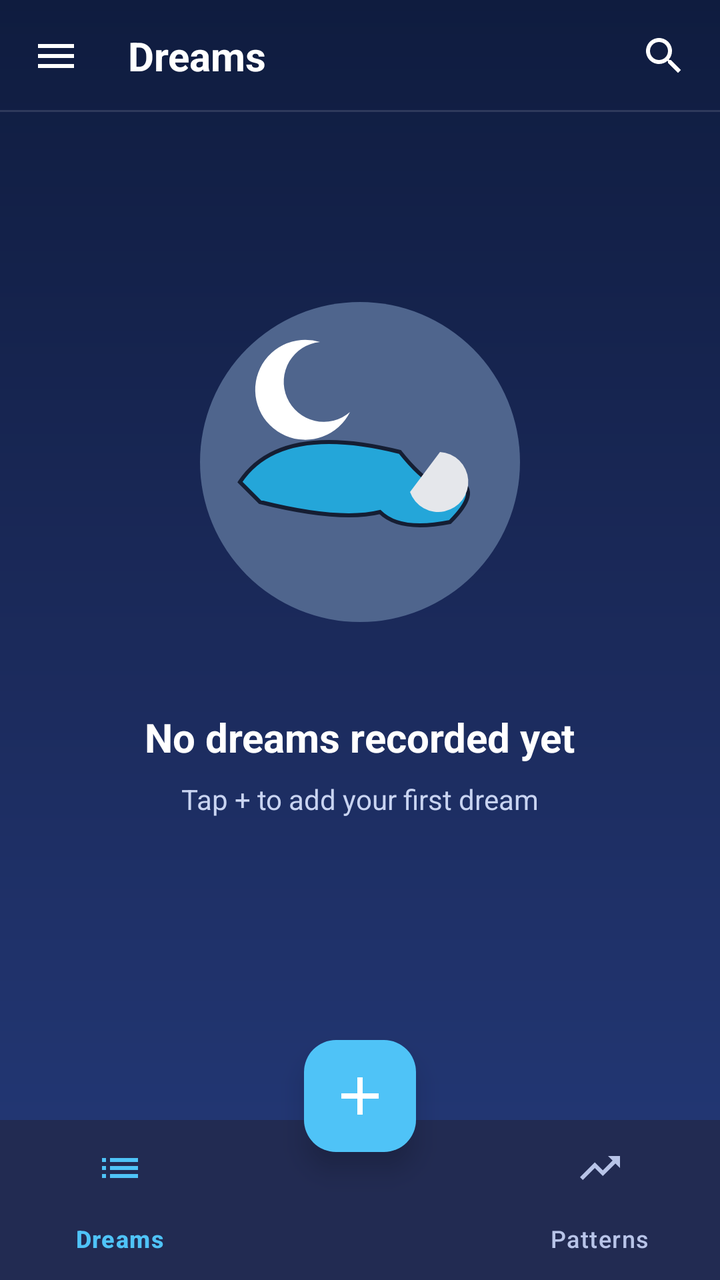
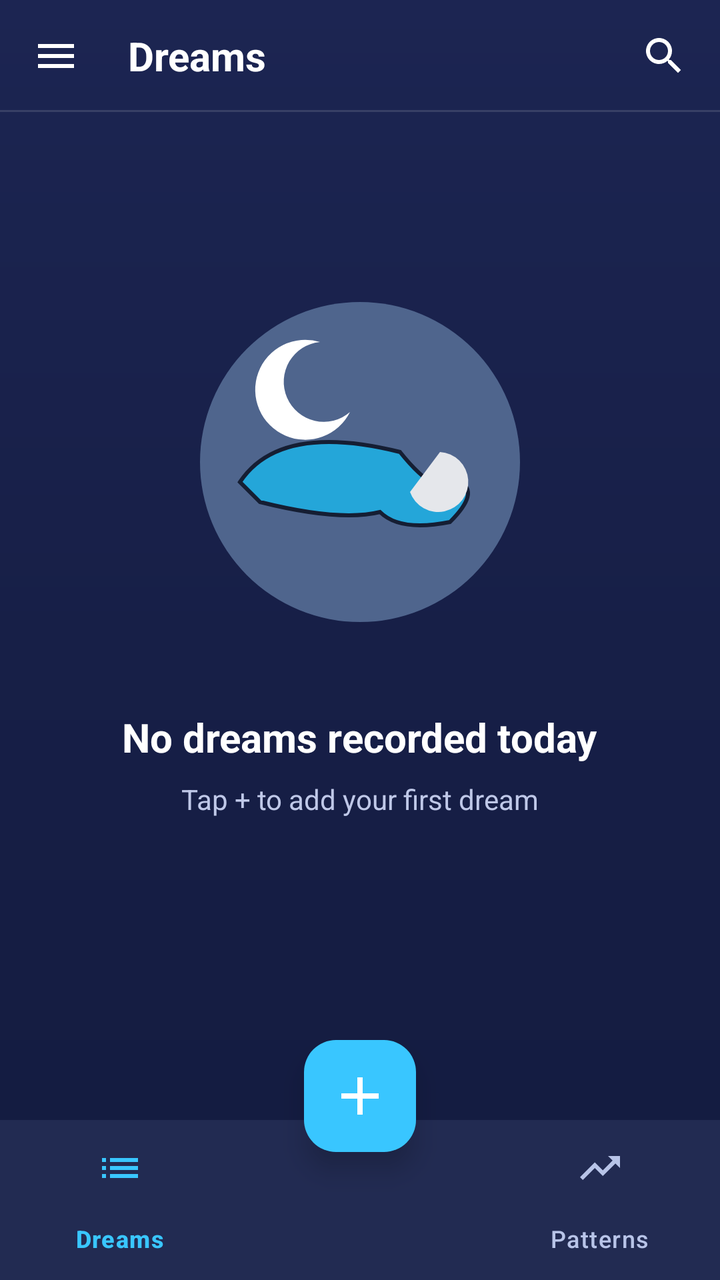

The first picture is an Android layout as it rendered before a commit; the second is the same layout after the commit. The layout source and the unified diff follow.
<!-- AndroidManifest.xml: application theme Theme.LucidDreams -->
<!-- res/layout/activity_main.xml -->
<?xml version="1.0" encoding="utf-8"?>
<androidx.coordinatorlayout.widget.CoordinatorLayout xmlns:android="http://schemas.android.com/apk/res/android"
    xmlns:app="http://schemas.android.com/apk/res-auto"
    xmlns:tools="http://schemas.android.com/tools"
    android:layout_width="match_parent"
    android:layout_height="match_parent"
    android:background="@drawable/bg_main_gradient"
    android:fitsSystemWindows="true"
    tools:context=".MainActivity">

    <androidx.constraintlayout.widget.ConstraintLayout
        android:layout_width="match_parent"
        android:layout_height="match_parent">

        
        <FrameLayout
            android:id="@+id/topBar"
            android:layout_width="match_parent"
            android:layout_height="56dp"
            app:layout_constraintTop_toTopOf="parent">
            
            <ImageView
                android:layout_width="24dp"
                android:layout_height="24dp"
                android:src="@drawable/ic_menu"
                android:layout_gravity="center_vertical|start"
                android:layout_marginStart="16dp"
                android:contentDescription="Menu"/>
                
            <TextView
                android:layout_width="wrap_content"
                android:layout_height="wrap_content"
                android:text="Dreams"
                android:textColor="@color/white"
                android:textSize="20sp"
                android:textStyle="bold"
                android:layout_gravity="center_vertical"
                android:layout_marginStart="64dp"/>

            <ImageView
                android:layout_width="24dp"
                android:layout_height="24dp"
                android:src="@drawable/ic_search"
                android:layout_gravity="center_vertical|end"
                android:layout_marginEnd="16dp"
                android:contentDescription="Search"/>
                
            <View
                android:layout_width="match_parent"
                android:layout_height="1dp"
                android:layout_gravity="bottom"
                android:background="#20FFFFFF"/>
        </FrameLayout>

        
        <LinearLayout
            android:id="@+id/llEmptyState"
            android:layout_width="match_parent"
            android:layout_height="match_parent"
            android:orientation="vertical"
            android:gravity="center"
            android:visibility="visible"
            app:layout_constraintTop_toBottomOf="@id/topBar"
            app:layout_constraintBottom_toBottomOf="parent"
            app:layout_constraintStart_toStartOf="parent"
            app:layout_constraintEnd_toEndOf="parent"
            android:paddingBottom="100dp">

            <ImageView
                android:id="@+id/ivIllustration"
                android:layout_width="200dp"
                android:layout_height="200dp"
                android:src="@drawable/ic_illustration_bed"
                android:layout_marginBottom="24dp"/>

            <TextView
                android:layout_width="wrap_content"
                android:layout_height="wrap_content"
                android:text="No dreams recorded yet"
                android:textColor="@color/text_primary"
                android:textSize="20sp"
                android:textStyle="bold"
                android:layout_marginBottom="8dp"/>

            <TextView
                android:layout_width="wrap_content"
                android:layout_height="wrap_content"
                android:text="Tap + to add your first dream"
                android:textColor="@color/text_secondary"
                android:textSize="14sp"/>
        </LinearLayout>

        
        <androidx.recyclerview.widget.RecyclerView
            android:id="@+id/rvDreams"
            android:layout_width="match_parent"
            android:layout_height="0dp"
            android:clipToPadding="false"
            android:paddingTop="16dp"
            android:paddingBottom="100dp"
            android:visibility="gone"
            app:layout_constraintTop_toBottomOf="@id/topBar"
            app:layout_constraintBottom_toBottomOf="parent"
            tools:visibility="gone"
            tools:listitem="@layout/item_dream_card" />

    </androidx.constraintlayout.widget.ConstraintLayout>

    
    <com.google.android.material.bottomnavigation.BottomNavigationView
        android:id="@+id/bottomNav"
        android:layout_width="match_parent"
        android:layout_height="wrap_content"
        android:layout_gravity="bottom"
        android:background="#222B52"
        app:itemIconTint="@color/nav_item_color"
        app:itemTextColor="@color/nav_item_color"
        app:menu="@menu/bottom_nav_menu"
        app:labelVisibilityMode="labeled" />

    
    <com.google.android.material.floatingactionbutton.FloatingActionButton
        android:id="@+id/fabAdd"
        android:layout_width="wrap_content"
        android:layout_height="wrap_content"
        android:layout_gravity="bottom|center_horizontal"
        android:layout_marginBottom="64dp"
        app:backgroundTint="@color/glow_primary"
        app:tint="@color/white"
        app:elevation="8dp"
        android:src="@drawable/ic_add"
        app:maxImageSize="32dp"
        android:contentDescription="Add Dream" />

</androidx.coordinatorlayout.widget.CoordinatorLayout>
<!-- res/layout/item_dream_card.xml (included above) -->
<?xml version="1.0" encoding="utf-8"?>
<androidx.constraintlayout.widget.ConstraintLayout xmlns:android="http://schemas.android.com/apk/res/android"
    xmlns:app="http://schemas.android.com/apk/res-auto"
    xmlns:tools="http://schemas.android.com/tools"
    android:layout_width="match_parent"
    android:layout_height="wrap_content"
    android:paddingStart="16dp"
    android:paddingEnd="16dp"
    android:paddingBottom="12dp">

    
    <TextView
        android:id="@+id/tvMonthHeader"
        android:layout_width="wrap_content"
        android:layout_height="wrap_content"
        android:text="April"
        android:textColor="@color/text_secondary"
        android:textSize="18sp"
        android:textStyle="bold"
        app:layout_constraintTop_toTopOf="parent"
        app:layout_constraintStart_toStartOf="parent"
        android:layout_marginBottom="16dp"
        app:layout_constraintBottom_toTopOf="@+id/tvDayOfWeek"
        tools:visibility="visible"/>

    
    <TextView
        android:id="@+id/tvDayOfWeek"
        android:layout_width="48dp"
        android:layout_height="wrap_content"
        android:text="Sat"
        android:textColor="@color/text_nav"
        android:textSize="14sp"
        android:gravity="center_horizontal"
        app:layout_constraintTop_toBottomOf="@id/tvMonthHeader"
        app:layout_constraintStart_toStartOf="parent" />

    
    <TextView
        android:id="@+id/tvDayNumber"
        android:layout_width="48dp"
        android:layout_height="wrap_content"
        android:text="18"
        android:textColor="@color/text_nav"
        android:textSize="26sp"
        android:gravity="center_horizontal"
        app:layout_constraintTop_toBottomOf="@id/tvDayOfWeek"
        app:layout_constraintStart_toStartOf="parent" />

    
    <LinearLayout
        android:id="@+id/cardContainer"
        android:layout_width="0dp"
        android:layout_height="wrap_content"
        android:background="@drawable/bg_card"
        android:orientation="vertical"
        android:padding="16dp"
        android:elevation="4dp"
        android:layout_marginStart="8dp"
        app:layout_constraintTop_toTopOf="@id/tvDayOfWeek"
        app:layout_constraintStart_toEndOf="@id/tvDayOfWeek"
        app:layout_constraintEnd_toEndOf="parent">

        
        <TextView
            android:id="@+id/tvCardDate"
            android:layout_width="wrap_content"
            android:layout_height="wrap_content"
            android:text="17/04/2026"
            android:textColor="@color/text_primary"
            android:textStyle="bold"
            android:textSize="14sp"
            android:layout_marginBottom="8dp"/>

        
        <TextView
            android:id="@+id/tvDescription"
            android:layout_width="match_parent"
            android:layout_height="wrap_content"
            android:text="I felt scared and sweaty, it is the second time I’m seeing this dream."
            android:textColor="@color/text_secondary"
            android:textSize="14sp"
            android:lineSpacingMultiplier="1.3"
            android:layout_marginBottom="12dp"/>

        
        <LinearLayout
            android:id="@+id/llTags"
            android:layout_width="match_parent"
            android:layout_height="wrap_content"
            android:orientation="horizontal">

            <TextView
                android:layout_width="wrap_content"
                android:layout_height="wrap_content"
                android:background="@drawable/bg_tag"
                android:text="frightened"
                android:textColor="@color/text_tag"
                android:textSize="12sp"
                android:paddingStart="10dp"
                android:paddingEnd="10dp"
                android:paddingTop="4dp"
                android:paddingBottom="4dp"
                android:layout_marginEnd="6dp" />

            <TextView
                android:layout_width="wrap_content"
                android:layout_height="wrap_content"
                android:background="@drawable/bg_tag"
                android:text="sweaty"
                android:textColor="@color/text_tag"
                android:textSize="12sp"
                android:paddingStart="10dp"
                android:paddingEnd="10dp"
                android:paddingTop="4dp"
                android:paddingBottom="4dp"
                android:layout_marginEnd="6dp" />

            <TextView
                android:layout_width="wrap_content"
                android:layout_height="wrap_content"
                android:background="@drawable/bg_tag"
                android:text="scared"
                android:textColor="@color/text_tag"
                android:textSize="12sp"
                android:paddingStart="10dp"
                android:paddingEnd="10dp"
                android:paddingTop="4dp"
                android:paddingBottom="4dp" />

        </LinearLayout>
    </LinearLayout>

</androidx.constraintlayout.widget.ConstraintLayout>
<!-- resources referenced by this layout -->
<resources>
  <color name="glow_primary">#4FC3F7</color>
  <color name="text_nav">#B8C4E8</color>
  <color name="text_primary">#FFFFFF</color>
  <color name="text_secondary">#C9D4F1</color>
  <color name="text_tag">#D6E2FF</color>
  <color name="white">#FFFFFFFF</color>
  <!-- drawable bg_card (drawable) -->
  <?xml version="1.0" encoding="utf-8"?>
  <shape xmlns:android="http://schemas.android.com/apk/res/android"
      android:shape="rectangle">
      <solid android:color="@color/card_bg" />
      <corners android:radius="16dp" />
      <stroke
          android:width="1dp"
          android:color="#10FFFFFF"/>
  </shape>
  <!-- drawable bg_main_gradient (drawable) -->
  <?xml version="1.0" encoding="utf-8"?>
  <shape xmlns:android="http://schemas.android.com/apk/res/android"
      android:shape="rectangle">
      <gradient
          android:angle="270"
          android:startColor="@color/gradient_top"
          android:centerColor="@color/gradient_mid"
          android:endColor="@color/gradient_bottom"
          android:type="linear" />
  </shape>
  <!-- drawable bg_tag (drawable) -->
  <?xml version="1.0" encoding="utf-8"?>
  <shape xmlns:android="http://schemas.android.com/apk/res/android"
      android:shape="rectangle">
      <solid android:color="@color/tag_bg" />
      <corners android:radius="8dp" />
  </shape>
  <!-- drawable ic_add (drawable) -->
  <vector xmlns:android="http://schemas.android.com/apk/res/android"
      android:width="24dp"
      android:height="24dp"
      android:viewportWidth="24"
      android:viewportHeight="24"
      android:tint="#FFFFFF">
    <path
        android:fillColor="@android:color/white"
        android:pathData="M19,13h-6v6h-2v-6H5v-2h6V5h2v6h6v2z"/>
  </vector>
  <!-- drawable ic_menu (drawable) -->
  <vector xmlns:android="http://schemas.android.com/apk/res/android"
      android:width="24dp"
      android:height="24dp"
      android:viewportWidth="24"
      android:viewportHeight="24"
      android:tint="#FFFFFF">
    <path
        android:fillColor="@android:color/white"
        android:pathData="M3,18h18v-2H3v2zm0,-5h18v-2H3v2zm0,-7v2h18V6H3z"/>
  </vector>
  <!-- drawable ic_search (drawable) -->
  <vector xmlns:android="http://schemas.android.com/apk/res/android"
      android:width="24dp"
      android:height="24dp"
      android:viewportWidth="24"
      android:viewportHeight="24">
    <path
        android:fillColor="@android:color/white"
        android:pathData="M15.5,14h-0.79l-0.28,-0.27C15.41,12.59 16,11.11 16,9.5 16,5.91 13.09,3 9.5,3S3,5.91 3,9.5 5.91,16 9.5,16c1.61,0 3.09,-0.59 4.23,-1.57l0.27,0.28v0.79l5,4.99L20.49,19l-4.99,-5zm-6,0C7.01,14 5,11.99 5,9.5S7.01,5 9.5,5 14,7.01 14,9.5 11.99,14 9.5,14z"/>
  </vector>
  <style name="Theme.LucidDreams" parent="Base.Theme.LucidDreams" />
  <color name="card_bg">#1E2F5C</color>
  <color name="gradient_top">#0F1C3F</color>
  <color name="gradient_mid">#1B2A5B</color>
  <color name="gradient_bottom">#243A7A</color>
  <color name="tag_bg">#2B417F</color>
  <style name="Base.Theme.LucidDreams" parent="Theme.Material3.DayNight.NoActionBar">
          
          
      </style>
  <!-- unchanged entries left out for length: 1 -->
</resources>

<!-- the commit's change to res/layout/activity_main.xml (unified diff, before → after) -->
@@ -74,9 +74,10 @@
                 android:layout_marginBottom="24dp"/>
 
             <TextView
-                android:layout_width="wrap_content"
-                android:layout_height="wrap_content"
-                android:text="No dreams recorded yet"
+                android:id="@+id/tvEmptyStatus"
+                android:layout_width="wrap_content"
+                android:layout_height="wrap_content"
+                android:text="No dreams recorded today"
                 android:textColor="@color/text_primary"
                 android:textSize="20sp"
                 android:textStyle="bold"
@@ -145,45 +146,6 @@
     android:paddingBottom="12dp">
 
     
-    <TextView
-        android:id="@+id/tvMonthHeader"
-        android:layout_width="wrap_content"
-        android:layout_height="wrap_content"
-        android:text="April"
-        android:textColor="@color/text_secondary"
-        android:textSize="18sp"
-        android:textStyle="bold"
-        app:layout_constraintTop_toTopOf="parent"
-        app:layout_constraintStart_toStartOf="parent"
-        android:layout_marginBottom="16dp"
-        app:layout_constraintBottom_toTopOf="@+id/tvDayOfWeek"
-        tools:visibility="visible"/>
-
-    
-    <TextView
-        android:id="@+id/tvDayOfWeek"
-        android:layout_width="48dp"
-        android:layout_height="wrap_content"
-        android:text="Sat"
-        android:textColor="@color/text_nav"
-        android:textSize="14sp"
-        android:gravity="center_horizontal"
-        app:layout_constraintTop_toBottomOf="@id/tvMonthHeader"
-        app:layout_constraintStart_toStartOf="parent" />
-
-    
-    <TextView
-        android:id="@+id/tvDayNumber"
-        android:layout_width="48dp"
-        android:layout_height="wrap_content"
-        android:text="18"
-        android:textColor="@color/text_nav"
-        android:textSize="26sp"
-        android:gravity="center_horizontal"
-        app:layout_constraintTop_toBottomOf="@id/tvDayOfWeek"
-        app:layout_constraintStart_toStartOf="parent" />
-
-    
     <LinearLayout
         android:id="@+id/cardContainer"
         android:layout_width="0dp"
@@ -192,77 +154,96 @@
         android:orientation="vertical"
         android:padding="16dp"
         android:elevation="4dp"
-        android:layout_marginStart="8dp"
-        app:layout_constraintTop_toTopOf="@id/tvDayOfWeek"
-        app:layout_constraintStart_toEndOf="@id/tvDayOfWeek"
+        app:layout_constraintTop_toTopOf="parent"
+        app:layout_constraintStart_toStartOf="parent"
         app:layout_constraintEnd_toEndOf="parent">
 
-        
-        <TextView
-            android:id="@+id/tvCardDate"
-            android:layout_width="wrap_content"
+        <RelativeLayout
+            android:layout_width="match_parent"
             android:layout_height="wrap_content"
-            android:text="17/04/2026"
-            android:textColor="@color/text_primary"
-            android:textStyle="bold"
-            android:textSize="14sp"
-            android:layout_marginBottom="8dp"/>
+            android:layout_marginBottom="8dp">
+
+            
+            <TextView
+                android:id="@+id/tvCardDate"
+                android:layout_width="wrap_content"
+                android:layout_height="wrap_content"
+                android:text="7:12 AM"
+                android:textColor="@color/text_primary"
+                android:textStyle="bold"
+                android:textSize="14sp"
+                android:layout_alignParentStart="true"
+                android:layout_centerVertical="true"/>
+
+            
+            <TextView
+                android:id="@+id/tvNightmareBadge"
+                android:layout_width="wrap_content"
+                android:layout_height="wrap_content"
+                android:text="Nightmare"
+                android:textSize="12sp"
+                android:textColor="@color/white"
+                android:background="@drawable/bg_tag"
+                android:backgroundTint="@color/accent_purple"
+                android:paddingStart="6dp"
+                android:paddingEnd="6dp"
+                android:paddingTop="2dp"
+                android:paddingBottom="2dp"
+                android:layout_alignParentEnd="true"
+                android:layout_centerVertical="true"
+                android:visibility="gone"
+                tools:visibility="visible"/>
+        </RelativeLayout>
 
         
         <TextView
             android:id="@+id/tvDescription"
             android:layout_width="match_parent"
             android:layout_height="wrap_content"
-            android:text="I felt scared and sweaty, it is the second time I’m seeing this dream."
+            android:text="I was flying above a glowing ocean..."
             android:textColor="@color/text_secondary"
             android:textSize="14sp"
             android:lineSpacingMultiplier="1.3"
+            android:maxLines="2"
+            android:ellipsize="end"
             android:layout_marginBottom="12dp"/>
 
         
         <LinearLayout
-            android:id="@+id/llTags"
             android:layout_width="match_parent"
             android:layout_height="wrap_content"
-            android:orientation="horizontal">
-
-            <TextView
-                android:layout_width="wrap_content"
-                android:layout_height="wrap_content"
-                android:background="@drawable/bg_tag"
-                android:text="frightened"
-                android:textColor="@color/text_tag"
-                android:textSize="12sp"
-                android:paddingStart="10dp"
-                android:paddingEnd="10dp"
-                android:paddingTop="4dp"
-                android:paddingBottom="4dp"
-                android:layout_marginEnd="6dp" />
-
-            <TextView
-                android:layout_width="wrap_content"
-                android:layout_height="wrap_content"
-                android:background="@drawable/bg_tag"
-                android:text="sweaty"
-                android:textColor="@color/text_tag"
-                android:textSize="12sp"
-                android:paddingStart="10dp"
-                android:paddingEnd="10dp"
-                android:paddingTop="4dp"
-                android:paddingBottom="4dp"
-                android:layout_marginEnd="6dp" />
-
-            <TextView
-                android:layout_width="wrap_content"
-                android:layout_height="wrap_content"
-                android:background="@drawable/bg_tag"
-                android:text="scared"
-                android:textColor="@color/text_tag"
-                android:textSize="12sp"
-                android:paddingStart="10dp"
-                android:paddingEnd="10dp"
-                android:paddingTop="4dp"
-                android:paddingBottom="4dp" />
+            android:orientation="horizontal"
+            android:gravity="center_vertical">
+
+            
+            <TextView
+                android:id="@+id/tvMoodIcon"
+                android:layout_width="wrap_content"
+                android:layout_height="wrap_content"
+                android:text="🙂"
+                android:textSize="16sp"
+                android:layout_marginEnd="8dp"/>
+
+            
+            <LinearLayout
+                android:id="@+id/llTags"
+                android:layout_width="match_parent"
+                android:layout_height="wrap_content"
+                android:orientation="horizontal">
+                
+                <TextView
+                    android:layout_width="wrap_content"
+                    android:layout_height="wrap_content"
+                    android:background="@drawable/bg_tag"
+                    android:text="lucid"
+                    android:textColor="@color/text_tag"
+                    android:textSize="12sp"
+                    android:paddingStart="10dp"
+                    android:paddingEnd="10dp"
+                    android:paddingTop="4dp"
+                    android:paddingBottom="4dp"
+                    android:layout_marginEnd="6dp" />
+            </LinearLayout>
 
         </LinearLayout>
     </LinearLayout>
<!-- resource entries referenced after the edit -->
@@ -1,9 +1,9 @@
 <!-- resources referenced by this layout -->
 <resources>
-  <color name="glow_primary">#4FC3F7</color>
-  <color name="text_nav">#B8C4E8</color>
+  <color name="accent_purple">#8B5CFF</color>
+  <color name="glow_primary">#39C6FF</color>
   <color name="text_primary">#FFFFFF</color>
-  <color name="text_secondary">#C9D4F1</color>
+  <color name="text_secondary">#BFC8E8</color>
   <color name="text_tag">#D6E2FF</color>
   <color name="white">#FFFFFFFF</color>
   <!-- drawable bg_card (drawable) -->
@@ -67,10 +67,10 @@
         android:pathData="M15.5,14h-0.79l-0.28,-0.27C15.41,12.59 16,11.11 16,9.5 16,5.91 13.09,3 9.5,3S3,5.91 3,9.5 5.91,16 9.5,16c1.61,0 3.09,-0.59 4.23,-1.57l0.27,0.28v0.79l5,4.99L20.49,19l-4.99,-5zm-6,0C7.01,14 5,11.99 5,9.5S7.01,5 9.5,5 14,7.01 14,9.5 11.99,14 9.5,14z"/>
   </vector>
   <style name="Theme.LucidDreams" parent="Base.Theme.LucidDreams" />
-  <color name="card_bg">#1E2F5C</color>
-  <color name="gradient_top">#0F1C3F</color>
-  <color name="gradient_mid">#1B2A5B</color>
-  <color name="gradient_bottom">#243A7A</color>
+  <color name="card_bg">#2A3567</color>
+  <color name="gradient_top">#1C2552</color>
+  <color name="gradient_mid">#171F47</color>
+  <color name="gradient_bottom">#131B3F</color>
   <color name="tag_bg">#2B417F</color>
   <style name="Base.Theme.LucidDreams" parent="Theme.Material3.DayNight.NoActionBar">
           
